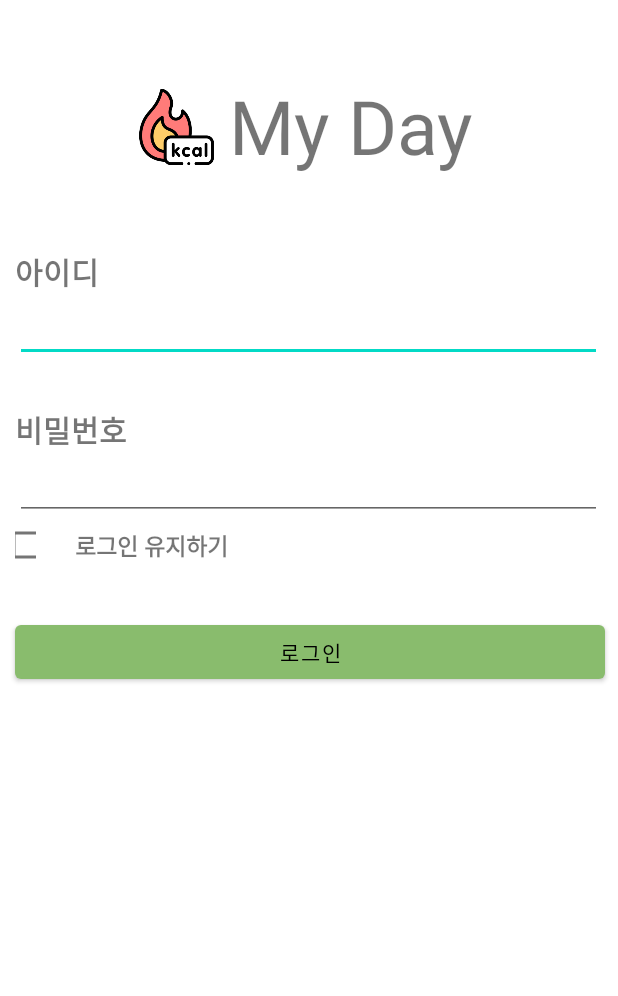
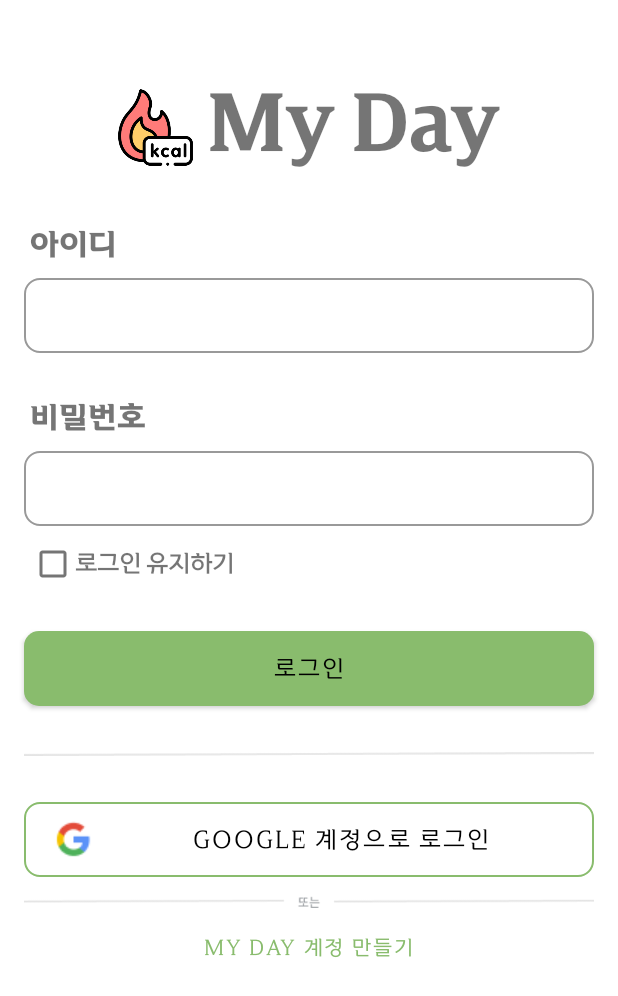
Before and after one commit to happysungb/MyDay, an Android app: the layout login_page.xml on its own in the app's theme, with its tools: preview values and no code run, on a phone screen of 412 x 824 dp. Shown: the top 996 px of the screen. Run offline under Robolectric (Android 15) with nearby library versions, the phone set to English and light mode, and no system bars.

Commit message:
로그인, 회원가입 페이지 레이아웃 개선

```diff
--- /dev/null
+++ b/app/src/main/res/drawable/editview.xml
@@ -0,0 +1,6 @@
+<?xml version="1.0" encoding="utf-8"?>
+<shape xmlns:android="http://schemas.android.com/apk/res/android">
+    <stroke android:width="1dp" android:color="#66000000"/>
+    <solid android:color="#00FFFFFF"/>
+    <corners android:radius="10dp"/>
+</shape>
--- /dev/null
+++ b/app/src/main/res/drawable/google_login_button.xml
@@ -0,0 +1,8 @@
+<?xml version="1.0" encoding="utf-8"?>
+<shape xmlns:android="http://schemas.android.com/apk/res/android">
+    <solid android:color="#00FFFFFF"/>
+    <stroke
+        android:width="1dp"
+        android:color="@color/black"/>
+    <corners android:radius="10dp"/>
+</shape>
--- /dev/null
+++ b/app/src/main/res/drawable/join_button.xml
@@ -0,0 +1,4 @@
+<?xml version="1.0" encoding="utf-8"?>
+<shape xmlns:android="http://schemas.android.com/apk/res/android">
+    <solid android:color="#00FFFFFF"/>
+</shape>
--- /dev/null
+++ b/app/src/main/res/drawable/login_button.xml
@@ -0,0 +1,6 @@
+<?xml version="1.0" encoding="utf-8"?>
+<shape xmlns:android="http://schemas.android.com/apk/res/android">
+    <solid android:color="@color/main_color"/>
+    <corners android:radius="10dp"/>
+
+</shape>
--- a/app/src/main/res/layout/login_page.xml
+++ b/app/src/main/res/layout/login_page.xml
@@ -4,80 +4,131 @@
     android:layout_width="match_parent"
     android:layout_height="match_parent">
 
-    <FrameLayout
-        android:layout_width="286dp"
-        android:layout_height="86dp"
+    <LinearLayout
+        android:layout_width="wrap_content"
+        android:layout_height="wrap_content"
         android:layout_marginTop="50dp"
-        android:layout_gravity="center_horizontal">
+        android:layout_gravity="center">
+
+        <ImageView
+            android:id="@+id/logofire2"
+            android:layout_width="50dp"
+            android:layout_height="70dp"
+            android:src="@drawable/firelogo" />
 
         <TextView
             android:layout_width="wrap_content"
             android:layout_height="wrap_content"
-            android:layout_marginLeft="90dp"
+            android:layout_marginStart="10dp"
             android:text="My Day"
+            android:fontFamily="@font/snowflake_Bold"
             android:textSize="50dp" />
-
-        <ImageView
-            android:id="@+id/logofire2"
-            android:layout_width="50dp"
-            android:layout_height="69dp"
-            android:layout_marginLeft="30dp"
-            android:src="@drawable/firelogo" />
-    </FrameLayout>
+    </LinearLayout>
 
     <TextView
         android:layout_width="wrap_content"
         android:layout_height="wrap_content"
+        android:layout_marginStart="20dp"
         android:layout_marginTop="30dp"
-        android:layout_marginLeft="10dp"
         android:text="아이디"
-        android:textStyle="bold"
+        android:fontFamily="@font/snowflake_Bold"
         android:textSize="20dp"
         />
 
     <EditText
-        android:layout_width="391dp"
-        android:layout_height="wrap_content"
-        android:layout_marginLeft="10dp"/>
+        android:layout_width="380dp"
+        android:layout_height="50dp"
+        android:layout_marginTop="10dp"
+        android:layout_gravity="center"
+        android:background="@drawable/editview"
+        />
     <TextView
         android:layout_width="wrap_content"
         android:layout_height="wrap_content"
         android:layout_marginTop="30dp"
-        android:layout_marginLeft="10dp"
+        android:layout_marginStart="20dp"
         android:text="비밀번호"
-        android:textStyle="bold"
+        android:fontFamily="@font/snowflake_Bold"
         android:textSize="20dp"
         />
 
     <EditText
-        android:layout_width="391dp"
+        android:layout_width="380dp"
+        android:layout_height="50dp"
+        android:layout_gravity="center"
+        android:layout_marginTop="10dp"
+        android:background="@drawable/editview"
+        />
+
+    <LinearLayout
+        android:layout_width="300dp"
         android:layout_height="wrap_content"
-        android:layout_marginLeft="10dp"/>
-
-    <FrameLayout
-        android:layout_width="wrap_content"
-        android:layout_height="wrap_content">
+        android:layout_marginTop="10dp">
 
         <CheckBox
-            android:layout_width="14dp"
-            android:layout_height="34dp"
-            android:layout_marginLeft="10dp" />
+            android:layout_width="30dp"
+            android:layout_height="30dp"
+            android:layout_marginStart="20dp" />
 
         <TextView
             android:layout_width="wrap_content"
             android:layout_height="wrap_content"
-            android:layout_marginLeft="50dp"
-            android:layout_marginTop="5dp"
             android:text="로그인 유지하기"
-            android:textSize="15dp"
+            android:layout_gravity="left|center_vertical"
+            android:marginStart="300dp"
+            android:textSize="15sp"
+            android:fontFamily="@font/snowflake_Regular"
             android:textStyle="bold" />
-    </FrameLayout>
+    </LinearLayout>
 
     <Button
-        android:layout_width="393dp"
+        android:layout_width="380dp"
+        android:layout_height="50dp"
+        android:layout_marginTop="30dp"
+        android:layout_gravity="center"
+        android:background="@drawable/login_button"
+        android:textSize="15sp"
+        android:text="로그인"
+        android:fontFamily="@font/snowflake_Regular" />
+    <ImageView
+        android:layout_width="380dp"
         android:layout_height="wrap_content"
-        android:layout_marginLeft="10dp"
+        android:layout_gravity="center"
         android:layout_marginTop="30dp"
-        android:text="로그인" />
+        android:src="@drawable/line"
+        />
+
+    <Button
+        android:layout_width="380dp"
+        android:layout_height="50dp"
+        android:layout_gravity="center"
+        android:layout_marginTop="30dp"
+        android:drawableLeft="@drawable/google_logo"
+        android:text="Google 계정으로 로그인"
+        android:fontFamily="@font/snowflake_Regular"
+        android:textSize="15sp"
+        android:background="@drawable/google_login_button"
+        >
+    </Button>
+
+    <ImageView
+        android:layout_width="380dp"
+        android:layout_height="wrap_content"
+        android:layout_gravity="center"
+        android:src="@drawable/line2"
+        android:layout_marginTop="10dp"/>
+
+    <Button
+        android:layout_width="wrap_content"
+        android:layout_height="wrap_content"
+        android:layout_gravity="center"
+        android:background="@drawable/join_button"
+        android:text="My Day 계정 만들기"
+        android:fontFamily="@font/snowflake_Regular"
+        android:textSize="13sp"
+        android:textColor="@color/main_color"
+        />
+
+
 
 </LinearLayout>
```
Also changed, not shown: app/src/main/res/font-v26/font.xml (added, +10 -0 lines), app/src/main/res/font/font.xml (added, +10 -0 lines), app/src/main/res/layout/calc_kcal.xml (deleted, +0 -22 lines), app/src/main/res/layout/member_page.xml (+48 -33 lines), app/src/main/res/drawable/google_logo.png (added), app/src/main/res/drawable/line.png (added), app/src/main/res/drawable/line2.png (added), app/src/main/res/font/snowflake_Bold.otf (added), app/src/main/res/font/snowflake_Regular.otf (added).
